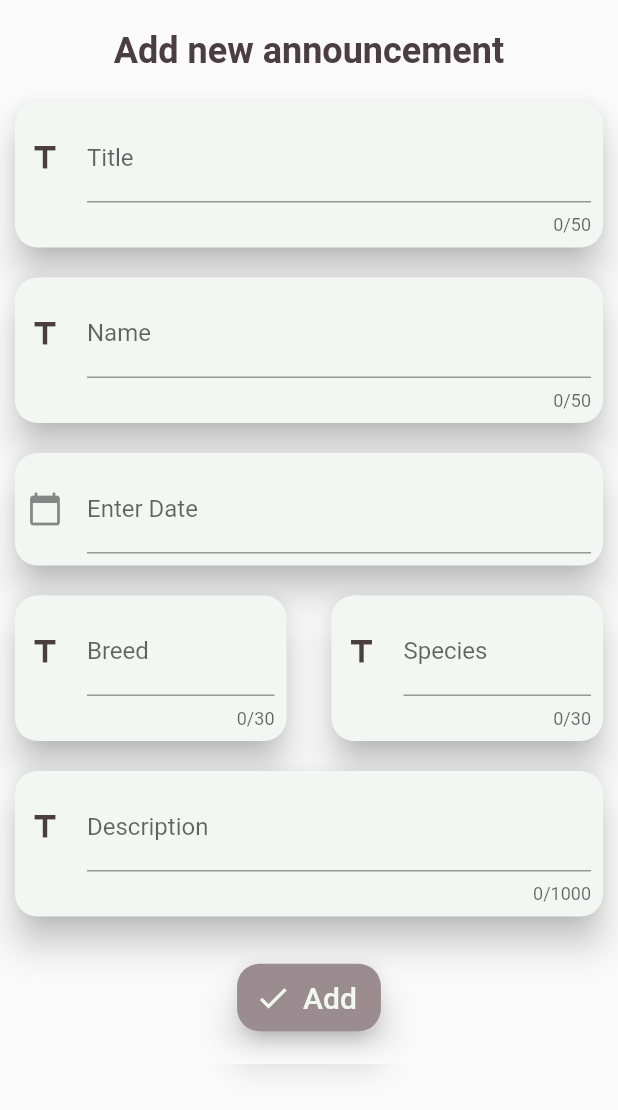
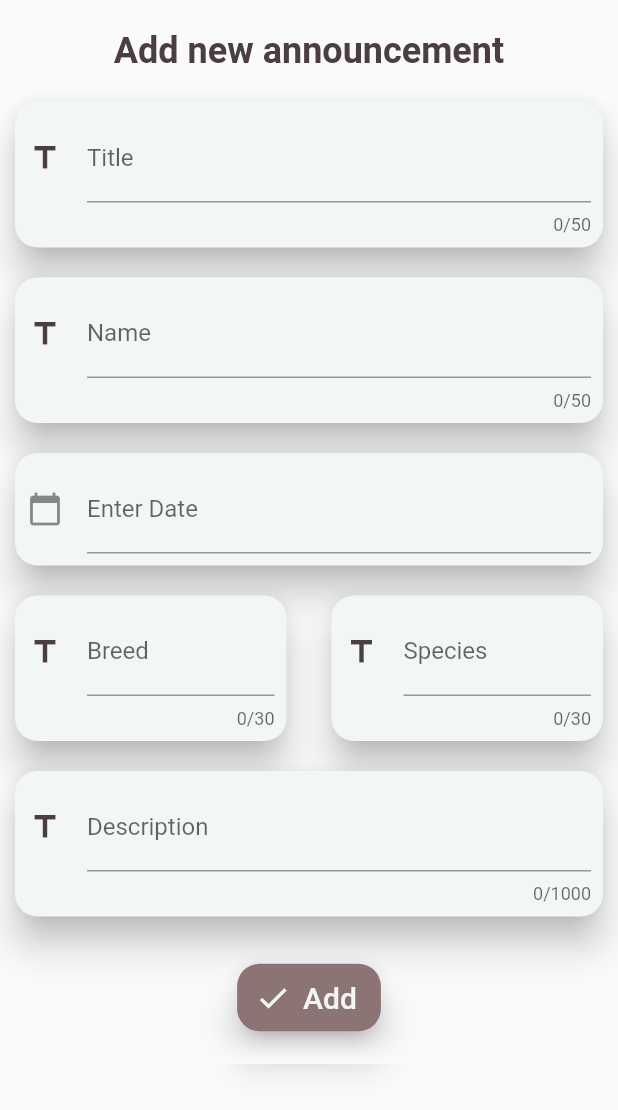
Before and after one commit to WUoT-software-engineering-group/PetshareClient, a Flutter app: the FormPage widget shown alone on an empty page, opened directly, on a phone screen of 412 x 824 dp. Shown: the top 1110 px of the screen. Run offline on Flutter 3.47's test engine with Material 2 defaults, Android fonts, the phone set to English and light mode, and no system bars; our stand-ins replace bloc, curved_navigation_bar, equatable, flutter_bloc, google_fonts, liquid_pull_to_refresh and 1 more; missing offline and left inert: filter_list; network calls fail.

Commit message:
view: change collor of add button in announcement form

```diff
--- a/src/lib/views/formPage/form_page.dart
+++ b/src/lib/views/formPage/form_page.dart
@@ -295,7 +295,7 @@ class _FormPageState extends State<FormPage> {
                       if (_formKey.currentState!.validate()) {}
                     },
                     style: ElevatedButton.styleFrom(
-                      backgroundColor: AppColors.darkerNavigation,
+                      backgroundColor: AppColors.buttons,
                       minimumSize: const Size(75, 45),
                       shape: RoundedRectangleBorder(
                         borderRadius: BorderRadius.circular(15),
```
